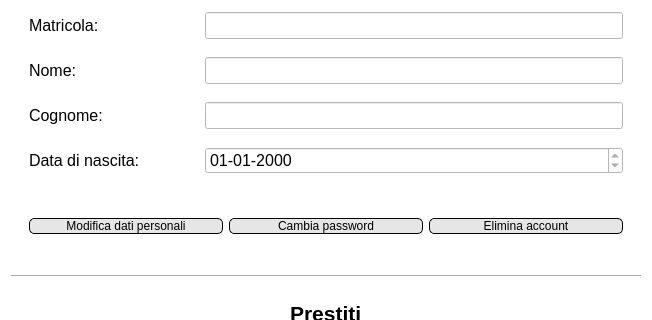
This is View/Studente/UI files/profilo.ui in FrancescoFinizii/Biblioteca-universitaria as Qt 5 draws it before an edit; both pictures show x 0 to 652 and y 95 to 415 of the 652 by 785 pixel window. The edited form follows.
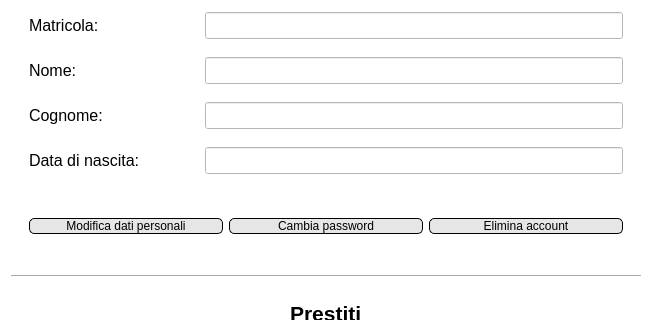
This is the edited form. Icons and pictures are not drawn.

What changed in the file:
```diff
--- a/View/Studente/UI files/profilo.ui
+++ b/View/Studente/UI files/profilo.ui
@@ -197,7 +197,7 @@
           </widget>
          </item>
          <item>
-          <widget class="QDateEdit" name="dataNascita">
+          <widget class="QLineEdit" name="dataNascita">
            <property name="font">
             <font>
              <pointsize>12</pointsize>
@@ -206,9 +206,6 @@
            <property name="readOnly">
             <bool>true</bool>
            </property>
-           <property name="displayFormat">
-            <string>dd-MM-yyyy</string>
-           </property>
           </widget>
          </item>
         </layout>
```
